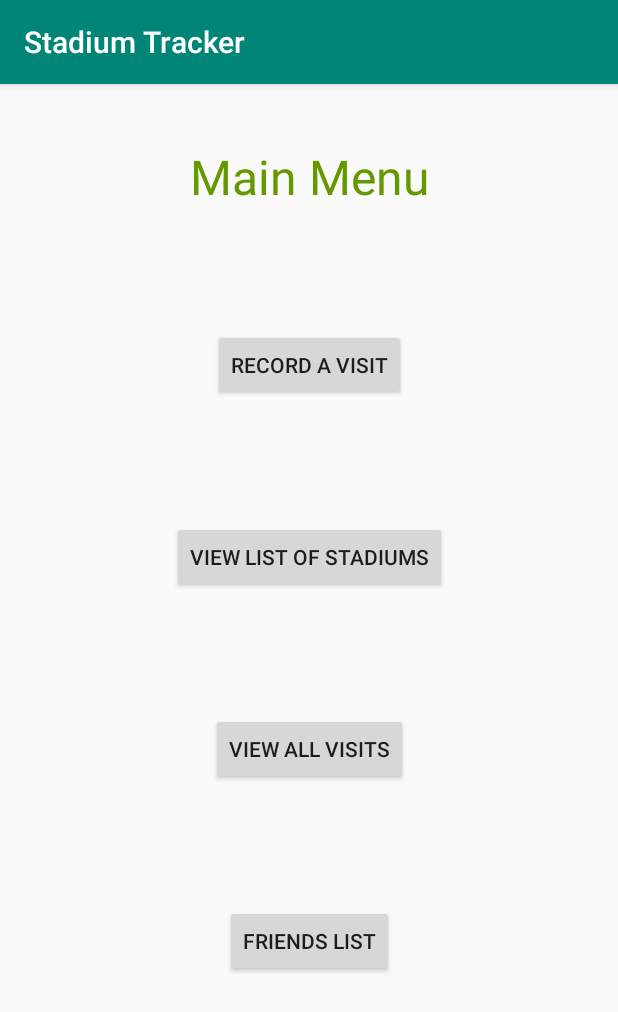
After one commit to nnasta3/StadiumTracker, an Android app: the MainMenuActivity screen opened directly, with no data from a screen before it, on a phone screen of 412 x 824 dp. The commit adds this screen. Shown: the top 1012 px of the screen. Run offline under Robolectric (Android 15) with nearby library versions, the phone set to English and light mode, and no system bars; 1 statement that could not run was skipped.

Commit message:
main menu UI and intent pass started

```diff
--- a/Android/app/src/main/AndroidManifest.xml
+++ b/Android/app/src/main/AndroidManifest.xml
@@ -9,7 +9,8 @@
         android:roundIcon="@mipmap/ic_launcher_round"
         android:supportsRtl="true"
         android:theme="@style/AppTheme">
-        <activity android:name=".SignUpActivity"></activity>
+        <activity android:name=".MainMenuActivity"></activity>
+        <activity android:name=".SignUpActivity" />
         <activity android:name=".LoginActivity">
             <intent-filter>
                 <action android:name="android.intent.action.MAIN" />
@@ -18,5 +19,7 @@
             </intent-filter>
         </activity>
     </application>
+
     <uses-permission android:name="android.permission.INTERNET" />
+
 </manifest>
--- a/Android/app/src/main/java/com/example/stadiumtracker/LoginActivity.java
+++ b/Android/app/src/main/java/com/example/stadiumtracker/LoginActivity.java
@@ -47,9 +47,9 @@ public class LoginActivity extends AppCompatActivity {
         try {
             int userID = new loginQuery().execute(username,password).get();
             if(userID != -1){
-                //TODO: Intent switch to main menu
-                Toast.makeText(getApplicationContext(),"Valid Login",Toast.LENGTH_SHORT).show();
-                //TODO: include userID in intent
+                Intent intent = new Intent(this,MainMenuActivity.class);
+                intent.putExtra("UserID",userID);
+                startActivity(intent);
             }else{
                 Toast.makeText(getApplicationContext(),"Invalid Login",Toast.LENGTH_SHORT).show();
             }
@@ -64,11 +64,11 @@ public class LoginActivity extends AppCompatActivity {
         startActivity(intent);
     }
     class  loginQuery extends AsyncTask<String, Void, Integer> {
-        String ip = "database-2.ctqwj4cnvuoo.us-east-2.rds.amazonaws.com" ;
-        String port = "1433";
-        String dbName = "test";
-        String masterUser = "admin";
-        String masterPass = "password";
+        String ip = getResources().getString(R.string.ip);
+        String port = getResources().getString(R.string.port);
+        String dbName = getResources().getString(R.string.db_name);
+        String user = getResources().getString(R.string.masterUser);
+        String pass = getResources().getString(R.string.masterPass);
         @Override
         protected Integer doInBackground(String... strings) {
             //Strings[0] = username/email
@@ -76,9 +76,9 @@ public class LoginActivity extends AppCompatActivity {
             try {
                 // SET CONNECTIONSTRING
                 Class.forName("net.sourceforge.jtds.jdbc.Driver").newInstance();
-                Connection DbConn = DriverManager.getConnection("jdbc:jtds:sqlserver://" + ip + ":" + port + "/" + dbName + ";user=" + masterUser + ";password=" + masterPass);
+                Connection DbConn = DriverManager.getConnection("jdbc:jtds:sqlserver://" + ip + ":" + port + "/" + dbName + ";user=" + user + ";password=" + pass);
                 Statement stmt = DbConn.createStatement();
-                ResultSet rs = stmt.executeQuery("Select username,password,userID from users where password='"+strings[1]+"'");
+                ResultSet rs = stmt.executeQuery("Select Username,Password,UserID from [User] where Password='"+strings[1]+"'");
                 while(rs.next()){
                     String user = rs.getString(1);
                     String email = rs.getString(2);
--- /dev/null
+++ b/Android/app/src/main/java/com/example/stadiumtracker/MainMenuActivity.java
@@ -0,0 +1,32 @@
+package com.example.stadiumtracker;
+
+import android.support.v7.app.AppCompatActivity;
+import android.os.Bundle;
+import android.view.View;
+import android.widget.Toast;
+
+public class MainMenuActivity extends AppCompatActivity {
+    int userID;
+
+    @Override
+    protected void onCreate(Bundle savedInstanceState) {
+        super.onCreate(savedInstanceState);
+        setContentView(R.layout.activity_main_menu);
+
+        userID = savedInstanceState.getInt("userID");
+        Toast.makeText(getApplicationContext(),"id: "+userID,Toast.LENGTH_SHORT).show();
+    }
+
+    public void recordHandler(View v){
+        //TODO: Send to record page
+    }
+    public void stadiumHandler(View v){
+        //TODO: Send to stadium page
+    }
+    public void visitHandler(View v){
+        //TODO: Send to visit page
+    }
+    public void friendsHandler(View v){
+        //TODO: Send to friends page
+    }
+}
--- /dev/null
+++ b/Android/app/src/main/res/layout/activity_main_menu.xml
@@ -0,0 +1,81 @@
+<?xml version="1.0" encoding="utf-8"?>
+<android.support.constraint.ConstraintLayout xmlns:android="http://schemas.android.com/apk/res/android"
+    xmlns:app="http://schemas.android.com/apk/res-auto"
+    xmlns:tools="http://schemas.android.com/tools"
+    android:layout_width="match_parent"
+    android:layout_height="match_parent"
+    tools:context=".MainMenuActivity">
+
+    <TextView
+        android:id="@+id/main_menu_text"
+        android:layout_width="wrap_content"
+        android:layout_height="wrap_content"
+        android:layout_marginTop="40dp"
+        android:text="@string/main_menu"
+        android:textSize="32sp"
+        android:textColor="@android:color/holo_green_dark"
+        app:layout_constraintTop_toTopOf="parent"
+        app:layout_constraintEnd_toEndOf="parent"
+        app:layout_constraintStart_toStartOf="parent" />
+
+    <Button
+        android:id="@+id/main_menu_record"
+        android:layout_width="wrap_content"
+        android:layout_height="wrap_content"
+        android:layout_gravity="start"
+        android:layout_marginStart="48dp"
+        android:layout_marginTop="80dp"
+        android:layout_marginEnd="48dp"
+        android:text="@string/action_main_menu_record"
+        app:layout_constraintEnd_toEndOf="parent"
+        app:layout_constraintStart_toStartOf="parent"
+        app:layout_constraintTop_toBottomOf="@+id/main_menu_text"
+        app:layout_constraintVertical_bias="0.2"
+        android:onClick="recordHandler"/>
+
+    <Button
+        android:id="@+id/main_menu_stadiums"
+        android:layout_width="wrap_content"
+        android:layout_height="wrap_content"
+        android:layout_gravity="start"
+        android:layout_marginStart="48dp"
+        android:layout_marginTop="80dp"
+        android:layout_marginEnd="48dp"
+        android:text="@string/action_main_menu_stadiums"
+        app:layout_constraintEnd_toEndOf="parent"
+        app:layout_constraintStart_toStartOf="parent"
+        app:layout_constraintTop_toBottomOf="@+id/main_menu_record"
+        app:layout_constraintVertical_bias="0.2"
+        android:onClick="stadiumHandler"/>
+
+    <Button
+        android:id="@+id/main_menu_visits"
+        android:layout_width="wrap_content"
+        android:layout_height="wrap_content"
+        android:layout_gravity="start"
+        android:layout_marginStart="48dp"
+        android:layout_marginTop="80dp"
+        android:layout_marginEnd="48dp"
+        android:text="@string/action_main_menu_visit"
+        app:layout_constraintEnd_toEndOf="parent"
+        app:layout_constraintStart_toStartOf="parent"
+        app:layout_constraintTop_toBottomOf="@+id/main_menu_stadiums"
+        app:layout_constraintVertical_bias="0.2"
+        android:onClick="visitHandler"/>
+
+    <Button
+        android:id="@+id/main_menu_friends"
+        android:layout_width="wrap_content"
+        android:layout_height="wrap_content"
+        android:layout_gravity="start"
+        android:layout_marginStart="48dp"
+        android:layout_marginTop="80dp"
+        android:layout_marginEnd="48dp"
+        android:text="@string/action_main_menu_friends"
+        app:layout_constraintEnd_toEndOf="parent"
+        app:layout_constraintStart_toStartOf="parent"
+        app:layout_constraintTop_toBottomOf="@+id/main_menu_visits"
+        app:layout_constraintVertical_bias="0.2"
+        android:onClick="friendsHandler"/>
+
+</android.support.constraint.ConstraintLayout>
--- a/Android/app/src/main/res/values/strings.xml
+++ b/Android/app/src/main/res/values/strings.xml
@@ -1,5 +1,6 @@
 <resources>
-    <string name="app_name">StadiumTracker</string>
+    <string name="app_name">Stadium Tracker</string>
+    <string name="main_menu">Main Menu</string>
     <string name="prompt_login">Username or Email</string>
     <string name="prompt_username">Username</string>
     <string name="prompt_email">Email</string>
@@ -8,6 +9,10 @@
     <string name="action_sign_in_short">Username or Email</string>
     <string name="action_sign_in">Sign In</string>
     <string name="action_register">Register</string>
+    <string name="action_main_menu_record">Record A Visit</string>
+    <string name="action_main_menu_stadiums">View List of Stadiums</string>
+    <string name="action_main_menu_visit">View All Visits</string>
+    <string name="action_main_menu_friends">Friends List</string>
     <string name="masterUser">admin</string>
     <string name="masterPass">password</string>
     <string name="ip">database-2.ctqwj4cnvuoo.us-east-2.rds.amazonaws.com</string>
```
